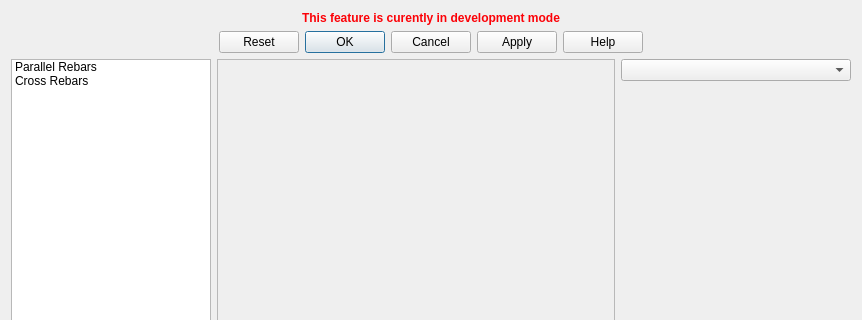
Old version of the form SlabReinforcement/MainSlabReinforcement.ui in the repository amrit3701/FreeCAD-Reinforcement; both pictures show x 0 to 862 and y 0 to 320 of the 862 by 507 pixel window.
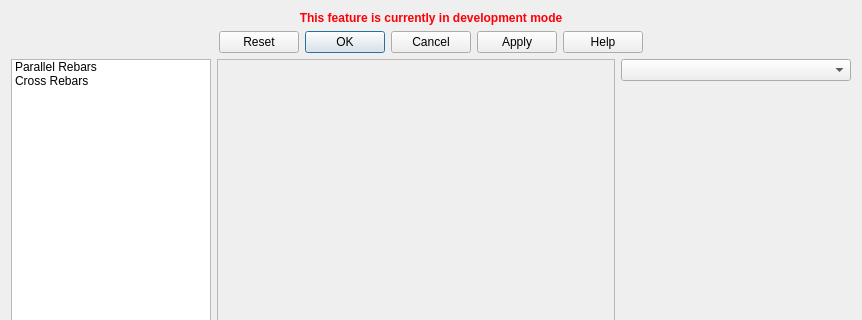
New version of the form. Custom widgets are drawn as their Qt base class.

What changed in the file:
```diff
--- a/SlabReinforcement/MainSlabReinforcement.ui
+++ b/SlabReinforcement/MainSlabReinforcement.ui
@@ -185,7 +185,7 @@
       </font>
      </property>
      <property name="text">
-      <string>&lt;html&gt;&lt;head/&gt;&lt;body&gt;&lt;p&gt;&lt;span style=&quot; color:#fc0107;&quot;&gt;This feature is curently in development mode&lt;/span&gt;&lt;/p&gt;&lt;/body&gt;&lt;/html&gt;</string>
+      <string>&lt;html&gt;&lt;head/&gt;&lt;body&gt;&lt;p&gt;&lt;span style=&quot; color:#fc0107;&quot;&gt;This feature is currently in development mode&lt;/span&gt;&lt;/p&gt;&lt;/body&gt;&lt;/html&gt;</string>
      </property>
      <property name="textFormat">
       <enum>Qt::AutoText</enum>
```
